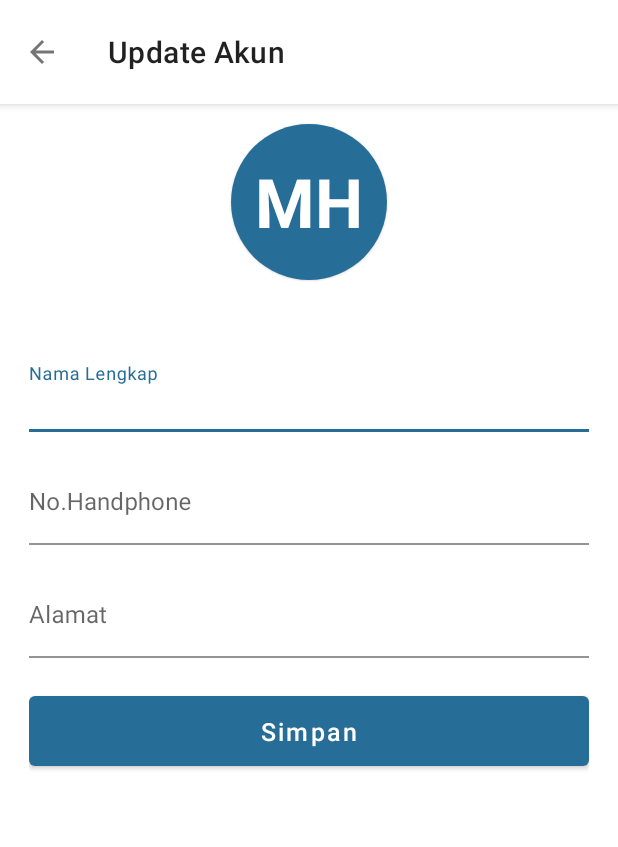
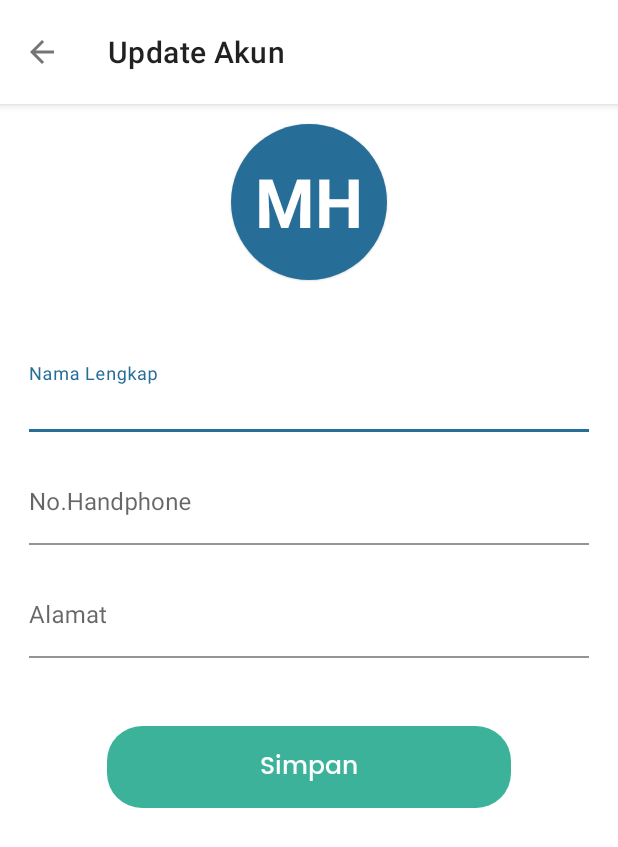
Before and after one commit to mhasan8801/SedayaMobile, an Android app: the UpdateProfileActivity screen opened directly, with no data from a screen before it, on a phone screen of 412 x 824 dp. Shown: the top 847 px of the screen. Run offline under Robolectric (Android 15) with nearby library versions, the phone set to English and light mode, and no system bars; our stand-ins replace sdp/ssp sizes; 2 statements that could not run were skipped.

Commit message:
sinkron fragmen akun dan update activity

```diff
--- a/app/src/main/res/layout/activity_update_profile.xml
+++ b/app/src/main/res/layout/activity_update_profile.xml
@@ -47,10 +47,10 @@
                 android:textStyle="bold" />
 
             <ImageView
-                android:scaleType="centerCrop"
                 android:id="@+id/image_profile"
                 android:layout_width="match_parent"
-                android:layout_height="match_parent" />
+                android:layout_height="match_parent"
+                android:scaleType="centerCrop" />
 
         </RelativeLayout>
 
@@ -108,13 +108,21 @@
                 android:paddingStart="0dp" />
         </com.google.android.material.textfield.TextInputLayout>
 
-        <Button
+        <TextView
             android:id="@+id/btn_simpan"
             android:layout_width="match_parent"
-            android:layout_height="@dimen/_45sdp"
-            android:layout_marginTop="@dimen/_15sdp"
+            android:layout_height="wrap_content"
+            android:layout_gravity="center"
+            android:layout_marginLeft="@dimen/_40sdp"
+            android:layout_marginTop="@dimen/_35sdp"
+            android:layout_marginRight="@dimen/_40sdp"
+            android:background="@drawable/blue_fill__rounded_color"
+            android:fontFamily="@font/poppins_medium"
+            android:gravity="center"
+            android:paddingTop="@dimen/_10sdp"
+            android:paddingBottom="@dimen/_10sdp"
             android:text="Simpan"
-            android:textAllCaps="false"
+            android:textColor="#ffffff"
             android:textSize="@dimen/_13sdp" />
 
     </LinearLayout>
```
Also changed, not shown: app/src/main/java/com/app/sedaya/activity/UpdateProfileActivity.kt (+21 -4 lines).
